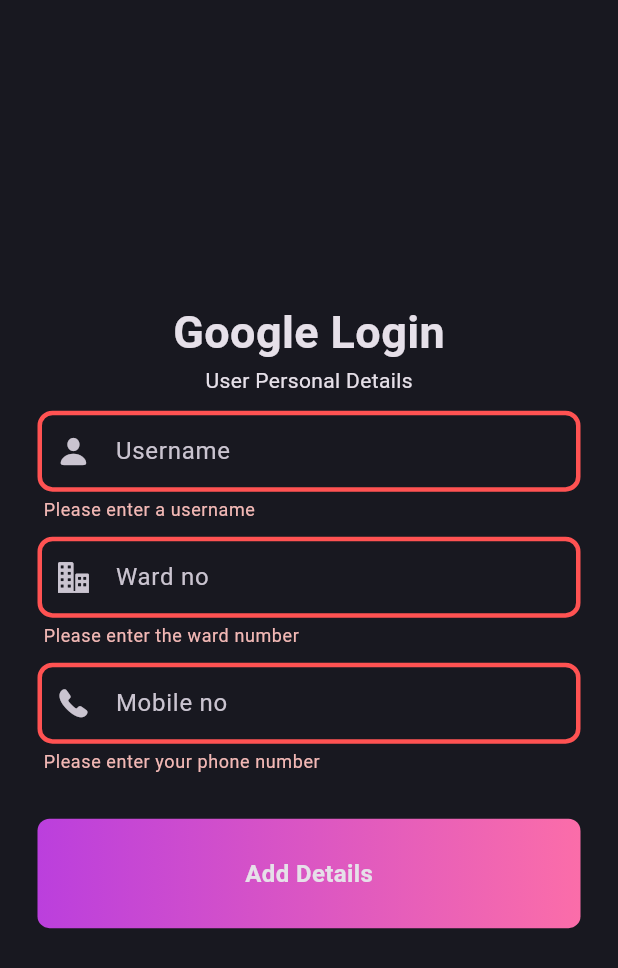
After one commit to ashilCtn/E-PANCHAYT, a Flutter app: the GoogleReg screen opened by its route, after a tap on "Add Details", on a phone screen of 412 x 824 dp. The commit adds this screen. Shown: the top 968 px of the screen. Run offline on Flutter 3.47's test engine with Material 3 defaults, Android fonts, the phone set to English and light mode, and no system bars; our stand-ins replace animated_splash_screen, cloud_firestore, cloud_functions, dotted_border, firebase_auth, firebase_core and 5 more; missing offline and left inert: firebase_app_check; accounts and stored records are empty.

Commit message:
Google Signed in with Prof details

```diff
--- /dev/null
+++ b/flutter_application_2/lib/app_pages/More_Bar/ProfilePage/google_reg.dart
@@ -0,0 +1,152 @@
+import 'package:firebase_auth/firebase_auth.dart';
+import 'package:flutter/material.dart';
+import 'package:flutter_application_2/components/my_button_new.dart';
+import 'package:flutter_application_2/components/my_textform_field.dart';
+import 'package:flutter_application_2/services/firestore_register.dart';
+
+class GoogleReg extends StatefulWidget {
+  GoogleReg({Key? key}) : super(key: key);
+
+  @override
+  State<GoogleReg> createState() => _GoogleRegState();
+}
+
+class _GoogleRegState extends State<GoogleReg> {
+  final TextEditingController _userName_1 = TextEditingController();
+  final TextEditingController _wardNo = TextEditingController();
+  final TextEditingController _mobNo = TextEditingController();
+  final GlobalKey<FormState> formKeyGR = GlobalKey<FormState>();
+  final FireStoreRegister fireStoreRegister = FireStoreRegister();
+  String email = '';
+
+  @override
+  void initState() {
+    super.initState();
+    // Initialize email with current user's email
+    User? user = FirebaseAuth.instance.currentUser;
+    if (user != null) {
+      setState(() {
+        email = user.email ?? '';
+      });
+    }
+
+    // Listen for changes in user authentication state
+    FirebaseAuth.instance.authStateChanges().listen((User? user) {
+      if (user != null) {
+        setState(() {
+          email = user.email ?? '';
+        });
+      }
+    });
+  }
+
+  String? validatePhoneNum(value) {
+    if (value.isEmpty) {
+      return 'Please enter your phone number';
+    }
+    if (value.length != 10) {
+      return 'Please enter a 10-digit phone number';
+    }
+    return null;
+  }
+
+  void submitGoogleRegist() async {
+    if (formKeyGR.currentState!.validate()) {
+      try {
+        // Navigate to 'z' screen
+        Navigator.pop(context);
+        Navigator.pushNamed(context, 'z');
+        print("&&&&&&&&&&&&&&&&&&&&&&&&");
+
+        // Add user details to Firestore
+        fireStoreRegister.addGoogleUserDetails(
+          _userName_1.text.trim(),
+          email, // Use the email retrieved
+          _wardNo.text.trim(),
+          _mobNo.text.trim(),
+        );
+
+        // Navigate back
+      } catch (e) {
+        print('Error adding user details: $e');
+      }
+    }
+  }
+
+  @override
+  Widget build(BuildContext context) {
+    return Scaffold(
+      body: SafeArea(
+        child: Center(
+          child: SingleChildScrollView(
+            child: Column(
+              children: [
+                const SizedBox(height: 10),
+                const Text(
+                  "Google Login",
+                  style: TextStyle(
+                    fontSize: 30,
+                    fontWeight: FontWeight.bold,
+                  ),
+                ),
+                const SizedBox(height: 0.5),
+                const Padding(
+                  padding: EdgeInsets.symmetric(horizontal: 25),
+                  child: Text("User Personal Details"),
+                ),
+                const SizedBox(height: 10),
+                Form(
+                  key: formKeyGR,
+                  child: Column(
+                    children: [
+                      MyTextFormField(
+                        controller: _userName_1,
+                        hintText: "Username",
+                        obscureText: false,
+                        iconName: "person_alt_circle_fill",
+                        validator: (value) {
+                          if (value!.isEmpty) {
+                            return 'Please enter a username';
+                          }
+                          return null;
+                        },
+                      ),
+                      const SizedBox(height: 10),
+                      MyTextFormField(
+                        controller: _wardNo,
+                        hintText: "Ward no",
+                        obscureText: false,
+                        iconName: "building",
+                        validator: (value) {
+                          if (value!.isEmpty) {
+                            return 'Please enter the ward number';
+                          }
+                          return null;
+                        },
+                      ),
+                      const SizedBox(height: 10),
+                      MyTextFormField(
+                        controller: _mobNo,
+                        hintText: "Mobile no",
+                        obscureText: false,
+                        iconName: "phone",
+                        validator: validatePhoneNum,
+                      ),
+                      const SizedBox(height: 10),
+                    ],
+                  ),
+                ),
+                const SizedBox(height: 20),
+                MyNewButton(
+                  onTap: submitGoogleRegist,
+                  text: "Add Details",
+                ),
+                const SizedBox(height: 15),
+              ],
+            ),
+          ),
+        ),
+      ),
+    );
+  }
+}
--- /dev/null
+++ b/flutter_application_2/lib/app_pages/More_Bar/ProfilePage/prof_abstract.dart
@@ -0,0 +1,19 @@
+import 'package:firebase_auth/firebase_auth.dart';
+
+class ProfileAbstraction {
+  User? user = FirebaseAuth.instance.currentUser;
+
+  Future<bool> checkProfile() async {
+    if (user == null) {
+      return false; // User is not signed in
+    }
+
+    String? email = user!.email;
+    if (email != null) {
+      // You can perform further checks on the email or user profile here
+      return true;
+    } else {
+      return false;
+    }
+  }
+}
--- a/flutter_application_2/lib/app_pages/More_Bar/profile_page.dart
+++ b/flutter_application_2/lib/app_pages/More_Bar/ProfilePage/profile_page.dart
@@ -16,10 +16,10 @@ class _ProfilePageState extends State<ProfilePage> {
   FireStoreRegister fireStoreRegister = FireStoreRegister();
   FireStoreServiceProfile fireStoreServiceProfile = FireStoreServiceProfile();
   final user = FirebaseAuth.instance.currentUser!;
-  String userName = '';
-  String emailid = '';
-  String mobileNo = '';
-  String wardNo = '';
+  String userName = '   !!';
+  String emailid = '    !!';
+  String mobileNo = '   !!';
+  String wardNo = '   !!';
   List<FamilyMember> familyMembers = [];
 
   void getUserData() async {
@@ -72,6 +72,15 @@ class _ProfilePageState extends State<ProfilePage> {
         ),
         title: const Text('Profile'),
         actions: [
+          IconButton(
+              onPressed: () {
+                Navigator.pushNamed(context, 'googlereg');
+              },
+              icon: const Icon(
+                  CupertinoIcons.person_crop_circle_fill_badge_exclam)),
+          const SizedBox(
+            width: 1,
+          ),
           IconButton(
               onPressed: () {
                 Navigator.pushNamed(context, 'profileupdate');
--- a/flutter_application_2/lib/main.dart
+++ b/flutter_application_2/lib/main.dart
@@ -2,17 +2,18 @@ import 'package:firebase_app_check/firebase_app_check.dart';
 import 'package:flutter/material.dart';
 import 'package:flutter_application_2/app_pages/More_Bar/Admin_Control/admin_control_page.dart';
 import 'package:flutter_application_2/app_pages/More_Bar/Admin_Control/Remove_User/remove_user.dart';
+import 'package:flutter_application_2/app_pages/More_Bar/ProfilePage/google_reg.dart';
 import 'package:flutter_application_2/app_pages/More_Bar/about_page.dart';
 import 'package:flutter_application_2/app_pages/More_Bar/addnewcontact_page.dart';
 import 'package:flutter_application_2/app_pages/More_Bar/more_page.dart';
-import 'package:flutter_application_2/app_pages/More_Bar/profile_update.dart';
+import 'package:flutter_application_2/app_pages/More_Bar/ProfilePage/profile_update.dart';
 import 'package:flutter_application_2/app_pages/More_Bar/settings_page.dart';
 import 'package:flutter_application_2/app_pages/More_Bar/Admin_Control/superuser_page.dart';
 import 'package:flutter_application_2/auth/auth_page.dart';
 import 'package:flutter_application_2/app_pages/More_Bar/contacts_page.dart';
 import 'package:flutter_application_2/app_pages/navbar_page.dart';
 import 'package:flutter_application_2/app_pages/login_page.dart';
-import 'package:flutter_application_2/app_pages/More_Bar/profile_page.dart';
+import 'package:flutter_application_2/app_pages/More_Bar/ProfilePage/profile_page.dart';
 import 'package:flutter_application_2/app_pages/More_Bar/signout_page.dart';
 import 'package:flutter_application_2/app_pages/regist_page.dart';
 import 'package:firebase_core/firebase_core.dart';
@@ -69,6 +70,7 @@ class MyApp extends StatelessWidget {
         'adminlvl': (context) => const AdminControls(),
         'superuser': (context) => SuperUserPage(),
         'removeuser': (context) => const UserRemoval(),
+        'googlereg': (context) => GoogleReg(),
       },
       home: const AuthPage(),
     );
--- a/flutter_application_2/lib/services/firestore_register.dart
+++ b/flutter_application_2/lib/services/firestore_register.dart
@@ -11,6 +11,18 @@ class FireStoreRegister {
       'Wardno': wardno,
       'Mobileno': mobileno,
       'Password': password,
+    });
+  }
+
+  Future addGoogleUserDetails(
+      String userName, String email, String wardno, String mobileno,
+      {String role = 'user'}) async {
+    await FirebaseFirestore.instance.collection('Normal_Users').add({
+      'Username': userName,
+      'Email': email,
+      'Role': role,
+      'Wardno': wardno,
+      'Mobileno': mobileno,
     });
   }
 
```
Also changed, not shown: flutter_application_2/lib/app_pages/More_Bar/ProfilePage/profile_update.dart (renamed from flutter_application_2/lib/app_pages/More_Bar/profile_update.dart).
